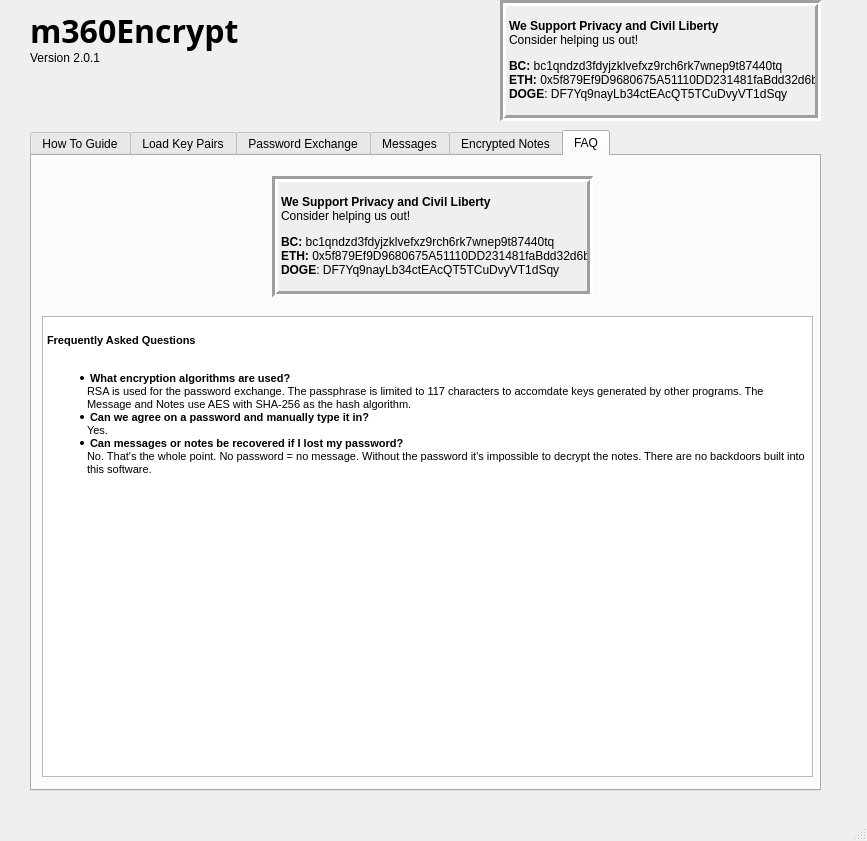
Qt form m360Encrypt.ui (ifpthenq/m360Encrypt) before a commit.
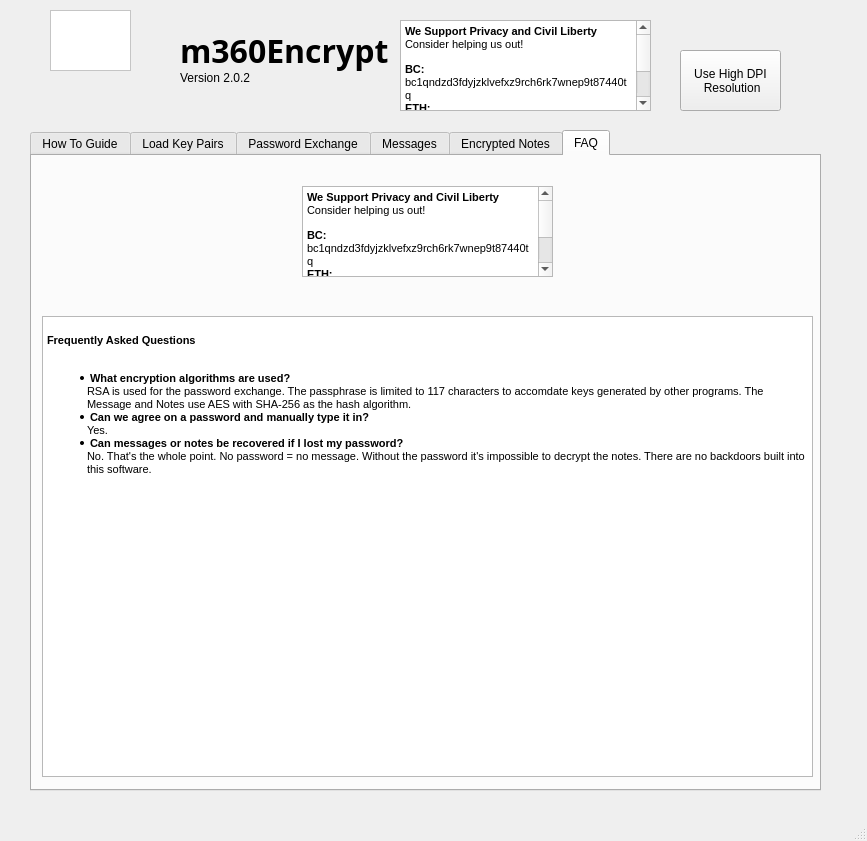
The same form after that commit. The open tabs and pages were chosen to show the change. Icons and pictures are not drawn.

Commit message: added high dpi window

What changed in the file:
```diff
--- a/m360Encrypt.ui
+++ b/m360Encrypt.ui
@@ -17,8 +17,8 @@
    <widget class="QLabel" name="label">
     <property name="geometry">
      <rect>
-      <x>30</x>
-      <y>10</y>
+      <x>180</x>
+      <y>30</y>
       <width>261</width>
       <height>41</height>
      </rect>
@@ -38,14 +38,14 @@
    <widget class="QLabel" name="label_2">
     <property name="geometry">
      <rect>
-      <x>30</x>
-      <y>50</y>
+      <x>180</x>
+      <y>70</y>
       <width>181</width>
       <height>16</height>
      </rect>
     </property>
     <property name="text">
-     <string>Version 2.0.1</string>
+     <string>&lt;html&gt;&lt;head/&gt;&lt;body&gt;&lt;p&gt;Version 2.0.2&lt;/p&gt;&lt;/body&gt;&lt;/html&gt;</string>
     </property>
    </widget>
    <widget class="QTabWidget" name="tabWidget">
@@ -836,80 +836,91 @@
 &lt;li style=&quot; margin-top:0px; margin-bottom:0px; margin-left:0px; margin-right:0px; -qt-block-indent:0; text-indent:0px;&quot;&gt;&lt;span style=&quot; font-weight:600;&quot;&gt; Can messages or notes be recovered if I lost my password?&lt;/span&gt;&lt;br /&gt;No. That's the whole point. No password = no message. Without the password it's impossible to decrypt the notes. There are no backdoors built into this software. &lt;/li&gt;&lt;/ul&gt;&lt;/body&gt;&lt;/html&gt;</string>
       </property>
      </widget>
-     <widget class="QLabel" name="label_27">
+     <widget class="QTextBrowser" name="textBrowser_2">
       <property name="geometry">
        <rect>
-        <x>240</x>
-        <y>20</y>
-        <width>321</width>
-        <height>121</height>
+        <x>270</x>
+        <y>30</y>
+        <width>251</width>
+        <height>91</height>
        </rect>
       </property>
-      <property name="autoFillBackground">
-       <bool>true</bool>
-      </property>
-      <property name="frameShape">
-       <enum>QFrame::Box</enum>
-      </property>
-      <property name="frameShadow">
-       <enum>QFrame::Sunken</enum>
-      </property>
-      <property name="lineWidth">
-       <number>3</number>
-      </property>
-      <property name="text">
-       <string>&lt;html&gt;&lt;head/&gt;&lt;body&gt;&lt;p&gt;&lt;span style=&quot; font-weight:600;&quot;&gt;We Support Privacy and Civil Liberty&lt;br/&gt;&lt;/span&gt;Consider helping us out!&lt;/p&gt;&lt;p&gt;&lt;span style=&quot; font-weight:600;&quot;&gt;BC:&lt;/span&gt; bc1qndzd3fdyjzklvefxz9rch6rk7wnep9t87440tq&lt;br/&gt;&lt;span style=&quot; font-weight:600;&quot;&gt;ETH:&lt;/span&gt; 0x5f879Ef9D9680675A51110DD231481faBdd32d6b&lt;br/&gt;&lt;span style=&quot; font-weight:600;&quot;&gt;DOGE&lt;/span&gt;: DF7Yq9nayLb34ctEAcQT5TCuDvyVT1dSqy&lt;/p&gt;&lt;/body&gt;&lt;/html&gt;</string>
-      </property>
-      <property name="textFormat">
-       <enum>Qt::AutoText</enum>
-      </property>
-      <property name="scaledContents">
-       <bool>true</bool>
-      </property>
-      <property name="wordWrap">
-       <bool>false</bool>
-      </property>
-      <property name="margin">
-       <number>13</number>
+      <property name="html">
+       <string>&lt;!DOCTYPE HTML PUBLIC &quot;-//W3C//DTD HTML 4.0//EN&quot; &quot;http://www.w3.org/TR/REC-html40/strict.dtd&quot;&gt;
+&lt;html&gt;&lt;head&gt;&lt;meta name=&quot;qrichtext&quot; content=&quot;1&quot; /&gt;&lt;style type=&quot;text/css&quot;&gt;
+p, li { white-space: pre-wrap; }
+&lt;/style&gt;&lt;/head&gt;&lt;body style=&quot; font-family:'MS Shell Dlg 2'; font-size:8pt; font-weight:400; font-style:normal;&quot;&gt;
+&lt;p style=&quot; margin-top:0px; margin-bottom:0px; margin-left:0px; margin-right:0px; -qt-block-indent:0; text-indent:0px;&quot;&gt;&lt;span style=&quot; font-weight:600;&quot;&gt;We Support Privacy and Civil Liberty&lt;br /&gt;&lt;/span&gt;Consider helping us out!&lt;/p&gt;
+&lt;p style=&quot; margin-top:12px; margin-bottom:12px; margin-left:0px; margin-right:0px; -qt-block-indent:0; text-indent:0px;&quot;&gt;&lt;span style=&quot; font-weight:600;&quot;&gt;BC:&lt;/span&gt; bc1qndzd3fdyjzklvefxz9rch6rk7wnep9t87440tq&lt;br /&gt;&lt;span style=&quot; font-weight:600;&quot;&gt;ETH:&lt;/span&gt; 0x5f879Ef9D9680675A51110DD231481faBdd32d6b&lt;br /&gt;&lt;span style=&quot; font-weight:600;&quot;&gt;DOGE&lt;/span&gt;: DF7Yq9nayLb34ctEAcQT5TCuDvyVT1dSqy&lt;/p&gt;&lt;/body&gt;&lt;/html&gt;</string>
       </property>
      </widget>
     </widget>
    </widget>
-   <widget class="QLabel" name="label_37">
+   <widget class="QTextBrowser" name="textBrowser_3">
     <property name="geometry">
      <rect>
-      <x>500</x>
-      <y>0</y>
-      <width>321</width>
-      <height>121</height>
+      <x>50</x>
+      <y>10</y>
+      <width>81</width>
+      <height>61</height>
      </rect>
     </property>
     <property name="autoFillBackground">
      <bool>true</bool>
     </property>
-    <property name="frameShape">
-     <enum>QFrame::Box</enum>
+    <property name="styleSheet">
+     <string notr="true">background-color: rgb(255, 255, 255);</string>
     </property>
-    <property name="frameShadow">
-     <enum>QFrame::Sunken</enum>
-    </property>
-    <property name="lineWidth">
-     <number>3</number>
+   </widget>
+   <widget class="QLabel" name="label_4">
+    <property name="geometry">
+     <rect>
+      <x>60</x>
+      <y>20</y>
+      <width>61</width>
+      <height>41</height>
+     </rect>
     </property>
     <property name="text">
-     <string>&lt;html&gt;&lt;head/&gt;&lt;body&gt;&lt;p&gt;&lt;span style=&quot; font-weight:600;&quot;&gt;We Support Privacy and Civil Liberty&lt;br/&gt;&lt;/span&gt;Consider helping us out!&lt;/p&gt;&lt;p&gt;&lt;span style=&quot; font-weight:600;&quot;&gt;BC:&lt;/span&gt; bc1qndzd3fdyjzklvefxz9rch6rk7wnep9t87440tq&lt;br/&gt;&lt;span style=&quot; font-weight:600;&quot;&gt;ETH:&lt;/span&gt; 0x5f879Ef9D9680675A51110DD231481faBdd32d6b&lt;br/&gt;&lt;span style=&quot; font-weight:600;&quot;&gt;DOGE&lt;/span&gt;: DF7Yq9nayLb34ctEAcQT5TCuDvyVT1dSqy&lt;/p&gt;&lt;/body&gt;&lt;/html&gt;</string>
+     <string/>
     </property>
-    <property name="textFormat">
-     <enum>Qt::AutoText</enum>
+    <property name="pixmap">
+     <pixmap resource="resources.qrc">:/images/modulus.png</pixmap>
     </property>
     <property name="scaledContents">
      <bool>true</bool>
     </property>
-    <property name="wordWrap">
-     <bool>false</bool>
+   </widget>
+   <widget class="QTextBrowser" name="textBrowser">
+    <property name="geometry">
+     <rect>
+      <x>400</x>
+      <y>20</y>
+      <width>251</width>
+      <height>91</height>
+     </rect>
     </property>
-    <property name="margin">
-     <number>13</number>
+    <property name="html">
+     <string>&lt;!DOCTYPE HTML PUBLIC &quot;-//W3C//DTD HTML 4.0//EN&quot; &quot;http://www.w3.org/TR/REC-html40/strict.dtd&quot;&gt;
+&lt;html&gt;&lt;head&gt;&lt;meta name=&quot;qrichtext&quot; content=&quot;1&quot; /&gt;&lt;style type=&quot;text/css&quot;&gt;
+p, li { white-space: pre-wrap; }
+&lt;/style&gt;&lt;/head&gt;&lt;body style=&quot; font-family:'MS Shell Dlg 2'; font-size:8pt; font-weight:400; font-style:normal;&quot;&gt;
+&lt;p style=&quot; margin-top:0px; margin-bottom:0px; margin-left:0px; margin-right:0px; -qt-block-indent:0; text-indent:0px;&quot;&gt;&lt;span style=&quot; font-weight:600;&quot;&gt;We Support Privacy and Civil Liberty&lt;br /&gt;&lt;/span&gt;Consider helping us out!&lt;/p&gt;
+&lt;p style=&quot; margin-top:12px; margin-bottom:12px; margin-left:0px; margin-right:0px; -qt-block-indent:0; text-indent:0px;&quot;&gt;&lt;span style=&quot; font-weight:600;&quot;&gt;BC:&lt;/span&gt; bc1qndzd3fdyjzklvefxz9rch6rk7wnep9t87440tq&lt;br /&gt;&lt;span style=&quot; font-weight:600;&quot;&gt;ETH:&lt;/span&gt; 0x5f879Ef9D9680675A51110DD231481faBdd32d6b&lt;br /&gt;&lt;span style=&quot; font-weight:600;&quot;&gt;DOGE&lt;/span&gt;: DF7Yq9nayLb34ctEAcQT5TCuDvyVT1dSqy&lt;/p&gt;&lt;/body&gt;&lt;/html&gt;</string>
+    </property>
+   </widget>
+   <widget class="QPushButton" name="pushButton_16">
+    <property name="geometry">
+     <rect>
+      <x>680</x>
+      <y>50</y>
+      <width>101</width>
+      <height>61</height>
+     </rect>
+    </property>
+    <property name="text">
+     <string>Use High DPI 
+ Resolution</string>
     </property>
    </widget>
   </widget>
```
Left out of the diff: 18 changed lines with no effect on the pictures. The commit also changes 33 other files.
